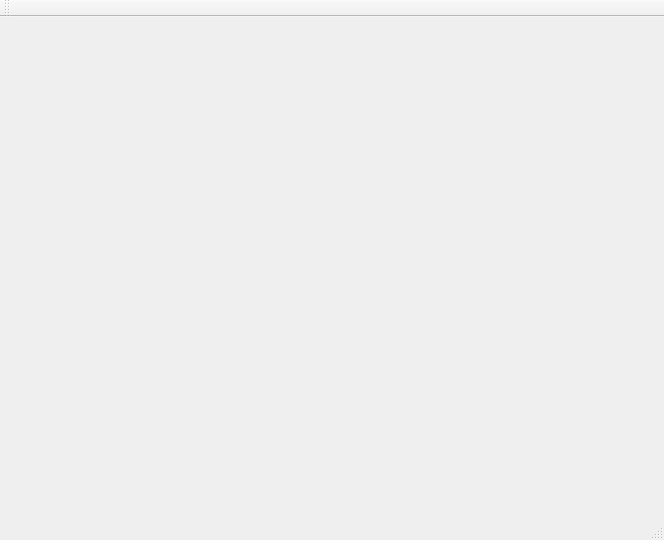
Old version of the form Project1/ImageViewer.ui in the repository tjflexmaster/CS650.
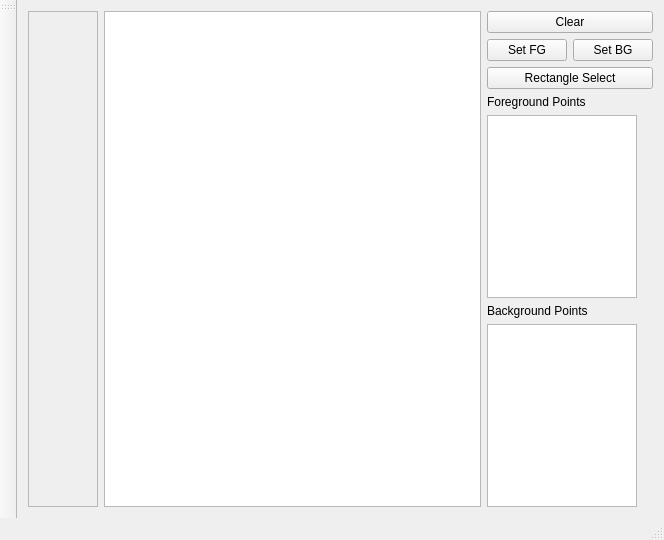
New version of the form. Custom widgets are drawn as their Qt base class.

```diff
--- a/Project1/ImageViewer.ui
+++ b/Project1/ImageViewer.ui
@@ -10,10 +10,190 @@
     <height>540</height>
    </rect>
   </property>
+  <property name="sizePolicy">
+   <sizepolicy hsizetype="Expanding" vsizetype="Preferred">
+    <horstretch>0</horstretch>
+    <verstretch>0</verstretch>
+   </sizepolicy>
+  </property>
   <property name="windowTitle">
    <string>CS 628</string>
   </property>
-  <widget class="QWidget" name="centralWidget"/>
+  <widget class="QWidget" name="centralWidget">
+   <layout class="QHBoxLayout" name="horizontalLayout">
+    <item>
+     <layout class="QHBoxLayout" name="horizontalLayout_4">
+      <item>
+       <widget class="QScrollArea" name="scroll_area">
+        <property name="sizePolicy">
+         <sizepolicy hsizetype="Preferred" vsizetype="Preferred">
+          <horstretch>0</horstretch>
+          <verstretch>0</verstretch>
+         </sizepolicy>
+        </property>
+        <property name="widgetResizable">
+         <bool>true</bool>
+        </property>
+        <widget class="QWidget" name="scrollAreaWidgetContents">
+         <property name="geometry">
+          <rect>
+           <x>0</x>
+           <y>0</y>
+           <width>69</width>
+           <height>477</height>
+          </rect>
+         </property>
+         <property name="sizePolicy">
+          <sizepolicy hsizetype="Expanding" vsizetype="Expanding">
+           <horstretch>0</horstretch>
+           <verstretch>0</verstretch>
+          </sizepolicy>
+         </property>
+         <widget class="ImageDisplay" name="image_display">
+          <property name="geometry">
+           <rect>
+            <x>10</x>
+            <y>0</y>
+            <width>99</width>
+            <height>479</height>
+           </rect>
+          </property>
+          <property name="sizePolicy">
+           <sizepolicy hsizetype="Expanding" vsizetype="Expanding">
+            <horstretch>0</horstretch>
+            <verstretch>0</verstretch>
+           </sizepolicy>
+          </property>
+          <property name="text">
+           <string/>
+          </property>
+         </widget>
+        </widget>
+       </widget>
+      </item>
+      <item>
+       <widget class="QGraphicsView" name="_view"/>
+      </item>
+     </layout>
+    </item>
+    <item>
+     <layout class="QVBoxLayout" name="verticalLayout">
+      <item>
+       <layout class="QHBoxLayout" name="horizontalLayout_2">
+        <item>
+         <widget class="QPushButton" name="clear_btn">
+          <property name="text">
+           <string>Clear</string>
+          </property>
+         </widget>
+        </item>
+       </layout>
+      </item>
+      <item>
+       <layout class="QHBoxLayout" name="horizontalLayout_3">
+        <item>
+         <widget class="QPushButton" name="fg_btn">
+          <property name="sizePolicy">
+           <sizepolicy hsizetype="Minimum" vsizetype="Fixed">
+            <horstretch>0</horstretch>
+            <verstretch>0</verstretch>
+           </sizepolicy>
+          </property>
+          <property name="text">
+           <string>Set FG</string>
+          </property>
+         </widget>
+        </item>
+        <item>
+         <widget class="QPushButton" name="bg_btn">
+          <property name="text">
+           <string>Set BG</string>
+          </property>
+         </widget>
+        </item>
+       </layout>
+      </item>
+      <item>
+       <widget class="QPushButton" name="rect_select_btn">
+        <property name="text">
+         <string>Rectangle Select</string>
+        </property>
+       </widget>
+      </item>
+      <item>
+       <widget class="QLabel" name="foreground_label">
+        <property name="sizePolicy">
+         <sizepolicy hsizetype="Fixed" vsizetype="Preferred">
+          <horstretch>0</horstretch>
+          <verstretch>0</verstretch>
+         </sizepolicy>
+        </property>
+        <property name="maximumSize">
+         <size>
+          <width>150</width>
+          <height>16777215</height>
+         </size>
+        </property>
+        <property name="text">
+         <string>Foreground Points</string>
+        </property>
+       </widget>
+      </item>
+      <item>
+       <widget class="QListWidget" name="foreground_list">
+        <property name="sizePolicy">
+         <sizepolicy hsizetype="Preferred" vsizetype="Expanding">
+          <horstretch>0</horstretch>
+          <verstretch>0</verstretch>
+         </sizepolicy>
+        </property>
+        <property name="maximumSize">
+         <size>
+          <width>150</width>
+          <height>16777215</height>
+         </size>
+        </property>
+       </widget>
+      </item>
+      <item>
+       <widget class="QLabel" name="background_label">
+        <property name="sizePolicy">
+         <sizepolicy hsizetype="Fixed" vsizetype="Preferred">
+          <horstretch>0</horstretch>
+          <verstretch>0</verstretch>
+         </sizepolicy>
+        </property>
+        <property name="maximumSize">
+         <size>
+          <width>150</width>
+          <height>16777215</height>
+         </size>
+        </property>
+        <property name="text">
+         <string>Background Points</string>
+        </property>
+       </widget>
+      </item>
+      <item>
+       <widget class="QListWidget" name="background_list">
+        <property name="sizePolicy">
+         <sizepolicy hsizetype="Preferred" vsizetype="Expanding">
+          <horstretch>0</horstretch>
+          <verstretch>0</verstretch>
+         </sizepolicy>
+        </property>
+        <property name="maximumSize">
+         <size>
+          <width>150</width>
+          <height>16777215</height>
+         </size>
+        </property>
+       </widget>
+      </item>
+     </layout>
+    </item>
+   </layout>
+  </widget>
   <widget class="QMenuBar" name="menuBar">
    <property name="geometry">
     <rect>
@@ -26,7 +206,7 @@
   </widget>
   <widget class="QToolBar" name="mainToolBar">
    <attribute name="toolBarArea">
-    <enum>TopToolBarArea</enum>
+    <enum>LeftToolBarArea</enum>
    </attribute>
    <attribute name="toolBarBreak">
     <bool>false</bool>
@@ -35,6 +215,13 @@
   <widget class="QStatusBar" name="statusBar"/>
  </widget>
  <layoutdefault spacing="6" margin="11"/>
+ <customwidgets>
+  <customwidget>
+   <class>ImageDisplay</class>
+   <extends>QLabel</extends>
+   <header>ImageDisplay.h</header>
+  </customwidget>
+ </customwidgets>
  <resources/>
  <connections/>
 </ui>
```
Left out of the diff: 3 changed lines with no effect on the pictures.
